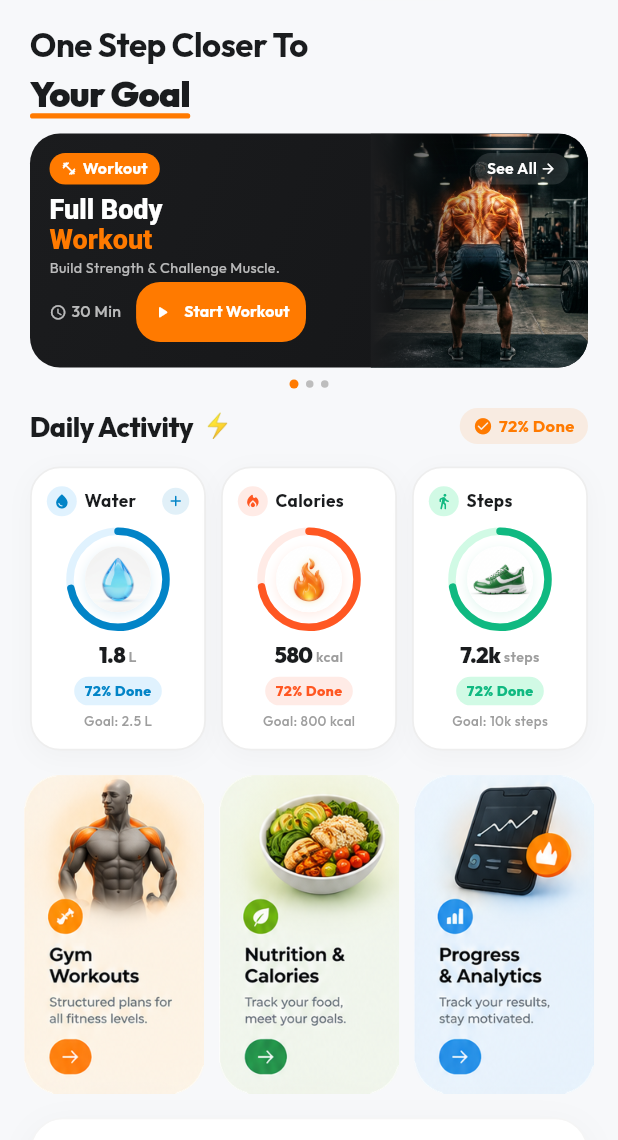
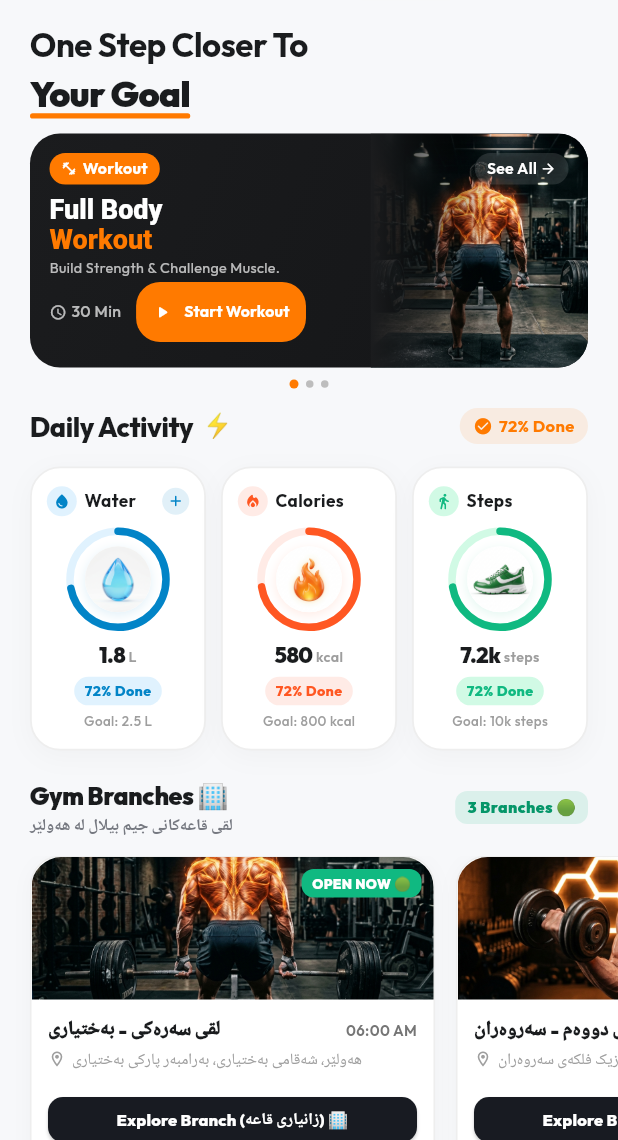
Before and after one commit to Ibrahim-pti/gym-bilal, a Flutter app: the HomeScreen screen opened directly, on a phone screen of 412 x 824 dp, the part 96-1236 px from its top. Run offline on Flutter 3.47's test engine with Material 3 defaults, Android fonts, the phone set to English and light mode, and no system bars; our stand-ins replace flutter_local_notifications, google_fonts, timezone.

Commit message:
refactor: replace coaches and branches tabs with separate dedicated sections on home screen

```diff
--- a/lib/features/home/presentation/screens/home_screen.dart
+++ b/lib/features/home/presentation/screens/home_screen.dart
@@ -75,8 +75,7 @@ class _HomeScreenState extends State<HomeScreen> {
     },
   ];
 
-  // Coaches & Gym Branches State
-  String _selectedCoachBranchTab = 'coaches';
+  // Coaches & Gym Branches Data
 
   final List<CoachData> _coaches = const [
     CoachData(
@@ -646,7 +645,21 @@ class _HomeScreenState extends State<HomeScreen> {
               // ==========================================
               _buildDailyActivitySection(),
 
-              const SizedBox(height: 16),
+              const SizedBox(height: 18),
+
+              // ==========================================
+              // 1. Gym Branches (قاعەکانی جیم بیلال) 🏢📍
+              // ==========================================
+              _buildGymBranchesSection(),
+
+              const SizedBox(height: 18),
+
+              // ==========================================
+              // 2. Certified Coaches (کاپتنەکان و ڕاهێنەران) 🏋️‍♂️👑
+              // ==========================================
+              _buildCoachesSection(),
+
+              const SizedBox(height: 18),
 
               // 3 Quick Action Cards: Gym Workouts, Nutrition & Calories, Progress & Analytics
               Padding(
@@ -711,14 +724,7 @@ class _HomeScreenState extends State<HomeScreen> {
               // ==========================================
               _buildTodayRoutineSection(),
 
-              const SizedBox(height: 18),
-
-              // ==========================================
-              // 2.5. Coaches & Gym Branches (کاپتنەکان و قاعەکان) 🏢🏋️
-              // ==========================================
-              _buildCoachesAndBranchesSection(),
-
-              const SizedBox(height: 18),
+              const SizedBox(height: 16),
 
               // ==========================================
               // 3. Daily Fuel & Macros Breakdown 🥗
@@ -2036,13 +2042,12 @@ class _HomeScreenState extends State<HomeScreen> {
   }
 
   // ----------------------------------------------------
-  // SECTION: Coaches & Gym Branches (کاپتنەکان و قاعەکان) 🏢🏋️
+  // SECTION 1: Gym Branches (قاعەکانی جیم) 🏢📍
   // ----------------------------------------------------
-  Widget _buildCoachesAndBranchesSection() {
+  Widget _buildGymBranchesSection() {
     return Column(
       crossAxisAlignment: CrossAxisAlignment.start,
       children: [
-        // Title & Switcher Row
         Padding(
           padding: const EdgeInsets.symmetric(horizontal: 20),
           child: Row(
@@ -2052,7 +2057,7 @@ class _HomeScreenState extends State<HomeScreen> {
                 crossAxisAlignment: CrossAxisAlignment.start,
                 children: [
                   Text(
-                    'Coaches & Gym Branches',
+                    'Gym Branches 🏢',
                     style: TextStyle(
                       fontSize: 16.5,
                       fontWeight: FontWeight.w900,
@@ -2061,7 +2066,7 @@ class _HomeScreenState extends State<HomeScreen> {
                     ),
                   ),
                   Text(
-                    'کاپتنەکان و لقی قاعەکان',
+                    'لقی قاعەکانی جیم بیلال لە هەولێر',
                     style: TextStyle(
                       fontSize: 11,
                       color: AppColors.lightTextSecondary,
@@ -2070,69 +2075,87 @@ class _HomeScreenState extends State<HomeScreen> {
                   ),
                 ],
               ),
-              // Segmented Tab Toggle
-              Container(
-                padding: const EdgeInsets.all(3),
-                decoration: BoxDecoration(
-                  color: Colors.grey.shade200,
-                  borderRadius: BorderRadius.circular(12),
-                ),
+              Container(
+                padding: const EdgeInsets.symmetric(horizontal: 8, vertical: 3.5),
+                decoration: BoxDecoration(
+                  color: const Color(0xFF10B981).withValues(alpha: 0.12),
+                  borderRadius: BorderRadius.circular(8),
+                ),
+                child: const Text(
+                  '3 Branches 🟢',
+                  style: TextStyle(color: Color(0xFF059669), fontSize: 10.5, fontWeight: FontWeight.w900),
+                ),
+              ),
+            ],
+          ),
+        ),
+        const SizedBox(height: 12),
+        SizedBox(
+          height: 220,
+          child: ListView.separated(
+            padding: const EdgeInsets.symmetric(horizontal: 20),
+            scrollDirection: Axis.horizontal,
+            itemCount: _gymBranches.length,
+            separatorBuilder: (context, index) => const SizedBox(width: 14),
+            itemBuilder: (context, index) {
+              final branch = _gymBranches[index];
+              return _buildBranchCard(branch);
+            },
+          ),
+        ),
+      ],
+    );
+  }
+
+  // ----------------------------------------------------
+  // SECTION 2: Certified Coaches (کاپتنەکان و ڕاهێنەران) 🏋️‍♂️👑
+  // ----------------------------------------------------
+  Widget _buildCoachesSection() {
+    return Column(
+      crossAxisAlignment: CrossAxisAlignment.start,
+      children: [
+        Padding(
+          padding: const EdgeInsets.symmetric(horizontal: 20),
           child: Row(
-                  children: [
-                    GestureDetector(
-                      onTap: () => setState(() => _selectedCoachBranchTab = 'coaches'),
-                      child: Container(
-                        padding: const EdgeInsets.symmetric(horizontal: 10, vertical: 5),
-                        decoration: BoxDecoration(
-                          color: _selectedCoachBranchTab == 'coaches'
-                              ? AppColors.primary
-                              : Colors.transparent,
-                          borderRadius: BorderRadius.circular(9),
-                        ),
-                        child: Text(
-                          'Coaches 🏋️',
-                          style: TextStyle(
-                            color: _selectedCoachBranchTab == 'coaches'
-                                ? Colors.white
-                                : Colors.black87,
-                            fontSize: 10.5,
-                            fontWeight: FontWeight.w800,
-                          ),
-                        ),
-                      ),
-                    ),
-                    GestureDetector(
-                      onTap: () => setState(() => _selectedCoachBranchTab = 'branches'),
-                      child: Container(
-                        padding: const EdgeInsets.symmetric(horizontal: 10, vertical: 5),
-                        decoration: BoxDecoration(
-                          color: _selectedCoachBranchTab == 'branches'
-                              ? AppColors.primary
-                              : Colors.transparent,
-                          borderRadius: BorderRadius.circular(9),
-                        ),
-                        child: Text(
-                          'Branches 🏢',
-                          style: TextStyle(
-                            color: _selectedCoachBranchTab == 'branches'
-                                ? Colors.white
-                                : Colors.black87,
-                            fontSize: 10.5,
-                            fontWeight: FontWeight.w800,
-                          ),
-                        ),
-                      ),
-                    ),
-                  ],
+            mainAxisAlignment: MainAxisAlignment.spaceBetween,
+            children: [
+              const Column(
+                crossAxisAlignment: CrossAxisAlignment.start,
+                children: [
+                  Text(
+                    'Certified Coaches 🏋️‍♂️',
+                    style: TextStyle(
+                      fontSize: 16.5,
+                      fontWeight: FontWeight.w900,
+                      color: AppColors.lightTextPrimary,
+                      letterSpacing: -0.3,
+                    ),
+                  ),
+                  Text(
+                    'کاپتنە نێودەوڵەتی و باوەڕپێکراوەکان',
+                    style: TextStyle(
+                      fontSize: 11,
+                      color: AppColors.lightTextSecondary,
+                      fontWeight: FontWeight.w600,
+                    ),
+                  ),
+                ],
+              ),
+              Container(
+                padding: const EdgeInsets.symmetric(horizontal: 8, vertical: 3.5),
+                decoration: BoxDecoration(
+                  color: AppColors.primary.withValues(alpha: 0.12),
+                  borderRadius: BorderRadius.circular(8),
+                ),
+                child: const Text(
+                  'Elite Team 👑',
+                  style: TextStyle(color: AppColors.primary, fontSize: 10.5, fontWeight: FontWeight.w900),
                 ),
               ),
             ],
           ),
         ),
         const SizedBox(height: 12),
-
-        // Content
-        if (_selectedCoachBranchTab == 'coaches')
         SizedBox(
           height: 200,
           child: ListView.separated(
@@ -2145,20 +2168,6 @@ class _HomeScreenState extends State<HomeScreen> {
               return _buildCoachCard(coach);
             },
           ),
-          )
-        else
-          SizedBox(
-            height: 220,
-            child: ListView.separated(
-              padding: const EdgeInsets.symmetric(horizontal: 20),
-              scrollDirection: Axis.horizontal,
-              itemCount: _gymBranches.length,
-              separatorBuilder: (context, index) => const SizedBox(width: 14),
-              itemBuilder: (context, index) {
-                final branch = _gymBranches[index];
-                return _buildBranchCard(branch);
-              },
-            ),
         ),
       ],
     );
```
Lines whose indentation alone changed are shown as unchanged.
